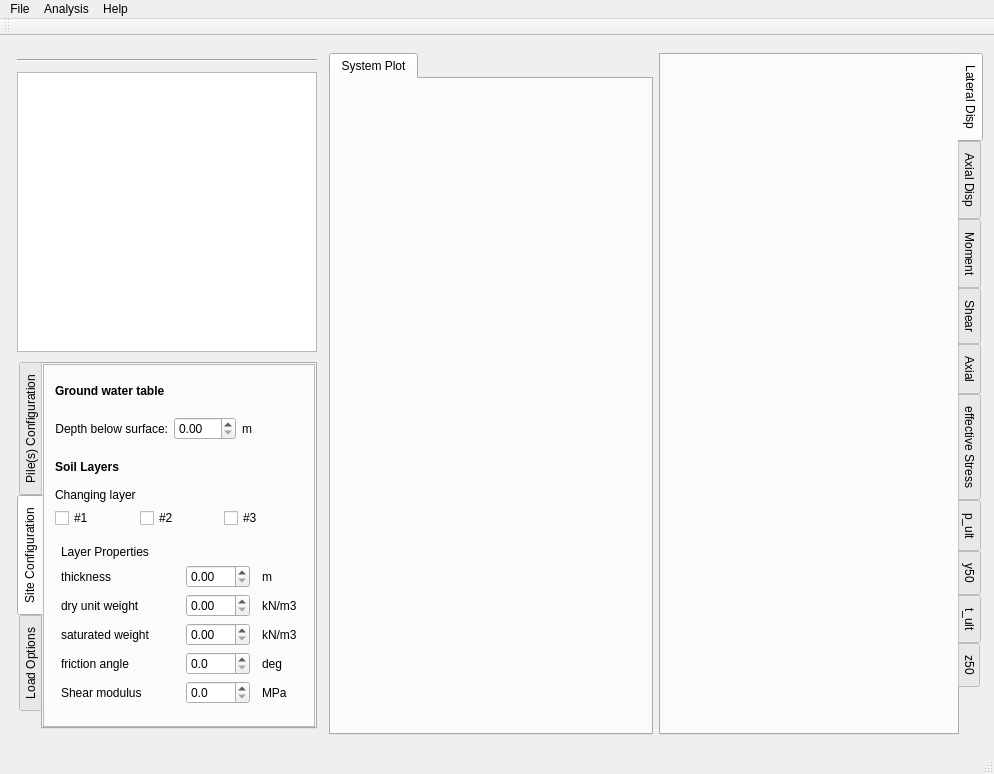
First picture: the form in mainWindow/mainwindow.ui, repository NHERI-SimCenter/PileGroupTool, before the edit.
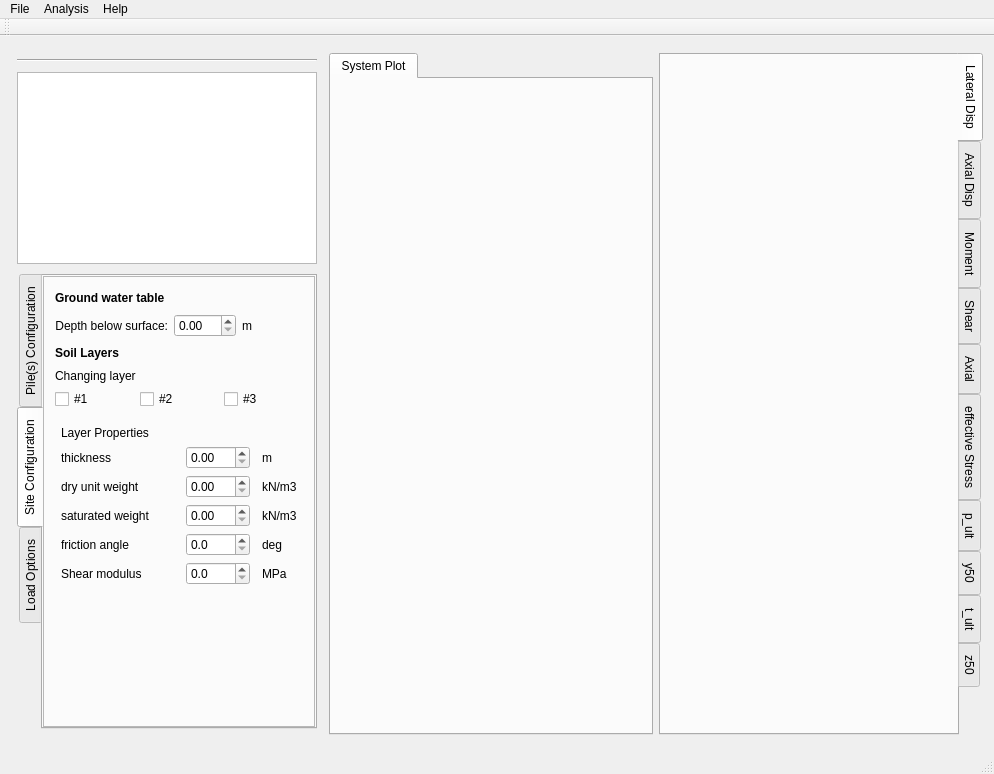
Second picture: the form after the edit. The open tabs and pages were chosen to show the change. Custom widgets are drawn as their Qt base class.

Commit message: Updating onAbout message (and size of dialog)

```diff
--- a/mainWindow/mainwindow.ui
+++ b/mainWindow/mainwindow.ui
@@ -94,7 +94,7 @@
         <property name="sizePolicy">
          <sizepolicy hsizetype="Expanding" vsizetype="Preferred">
           <horstretch>0</horstretch>
-          <verstretch>1</verstretch>
+          <verstretch>0</verstretch>
          </sizepolicy>
         </property>
         <property name="font">
@@ -693,6 +693,19 @@
                </layout>
               </widget>
              </item>
+             <item>
+              <spacer name="verticalSpacer_5">
+               <property name="orientation">
+                <enum>Qt::Vertical</enum>
+               </property>
+               <property name="sizeHint" stdset="0">
+                <size>
+                 <width>20</width>
+                 <height>40</height>
+                </size>
+               </property>
+              </spacer>
+             </item>
             </layout>
            </widget>
           </item>
```
Left out of the diff: 4 changed lines with no effect on the pictures. The commit also changes 4 other files.
